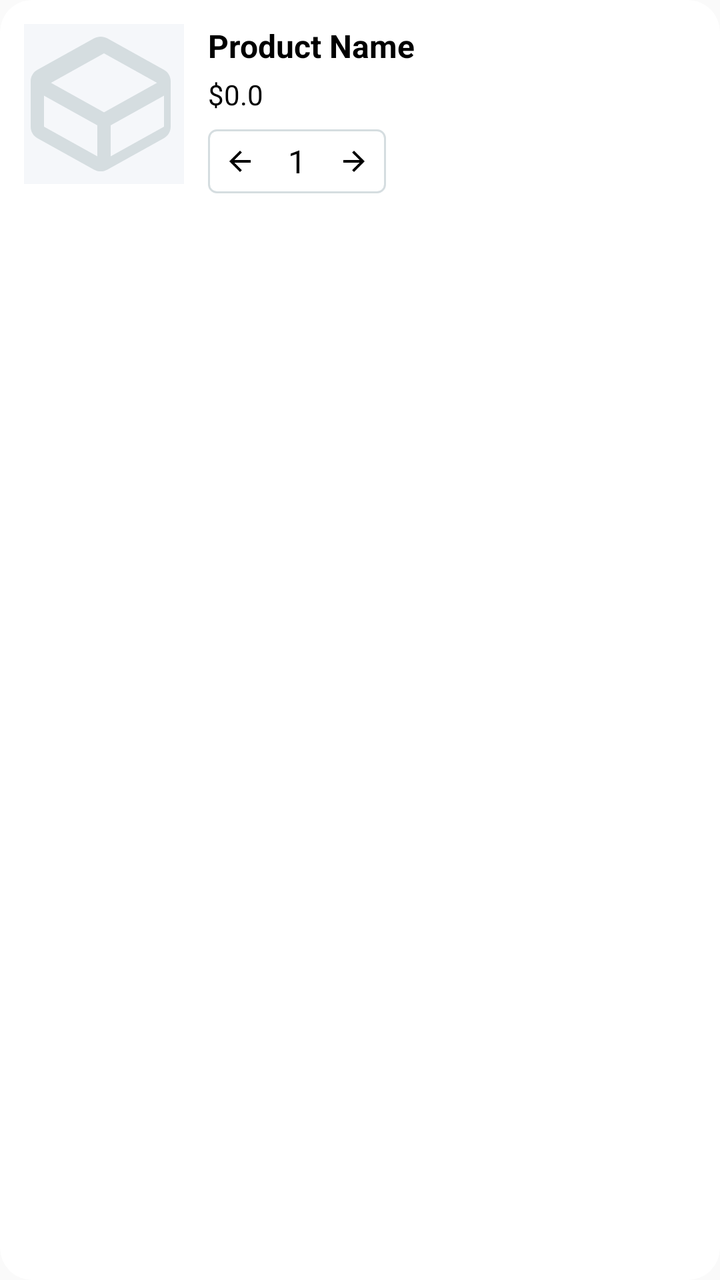
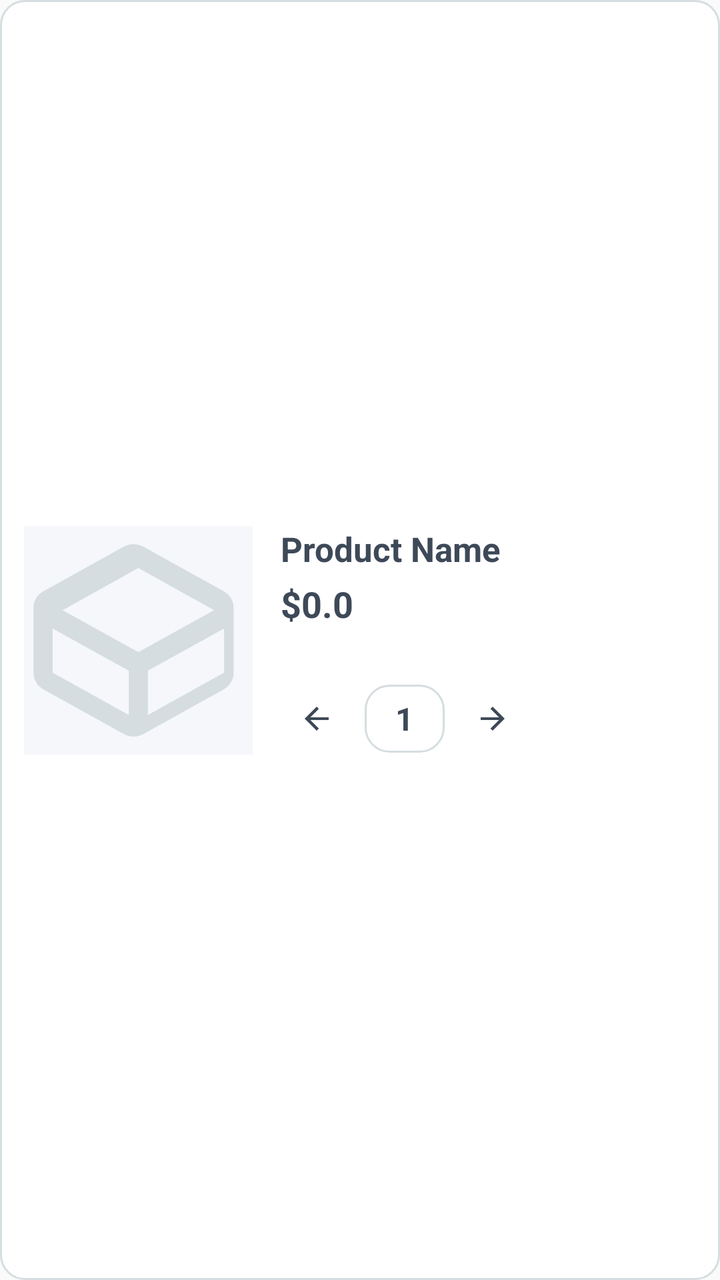

Before-and-after screenshots of an Android layout around one commit, followed by the original layout XML and the change that was made.
<!-- AndroidManifest.xml: application theme Theme.NT118R12 -->
<!-- res/layout/item_cart.xml -->
<?xml version="1.0" encoding="utf-8"?>
<androidx.cardview.widget.CardView xmlns:android="http://schemas.android.com/apk/res/android"
    xmlns:app="http://schemas.android.com/apk/res-auto"
    android:layout_width="match_parent"
    android:layout_height="wrap_content"
    android:layout_margin="8dp"
    app:cardElevation="0dp"
    app:cardCornerRadius="16dp"
    android:background="@drawable/bg_card">

    <LinearLayout
        android:layout_width="match_parent"
        android:layout_height="wrap_content"
        android:orientation="horizontal"
        android:padding="12dp">

        <ImageView
            android:id="@+id/ivProduct"
            android:layout_width="80dp"
            android:layout_height="80dp"
            android:scaleType="centerCrop"
            android:src="@drawable/placeholder_shoe" />

        <LinearLayout
            android:layout_width="0dp"
            android:layout_height="wrap_content"
            android:layout_weight="1"
            android:layout_marginStart="12dp"
            android:orientation="vertical">

            <TextView
                android:id="@+id/tvName"
                android:layout_width="wrap_content"
                android:layout_height="wrap_content"
                android:text="Product Name"
                android:textColor="@color/black"
                android:textSize="16sp"
                android:textStyle="bold" />

            <TextView
                android:id="@+id/tvPrice"
                android:layout_width="wrap_content"
                android:layout_height="wrap_content"
                android:layout_marginTop="4dp"
                android:text="$0.0"
                android:textColor="@color/black"
                android:textSize="14sp" />

            <LinearLayout
                android:layout_width="wrap_content"
                android:layout_height="wrap_content"
                android:layout_marginTop="8dp"
                android:background="@drawable/bg_quantity_selector"
                android:orientation="horizontal"
                android:gravity="center_vertical">

                <ImageView
                    android:id="@+id/ivMinus"
                    android:layout_width="32dp"
                    android:layout_height="32dp"
                    android:padding="8dp"
                    android:src="@drawable/ic_back"
                    app:tint="@color/black" />

                <TextView
                    android:id="@+id/tvQuantity"
                    android:layout_width="wrap_content"
                    android:layout_height="wrap_content"
                    android:text="1"
                    android:textSize="16sp"
                    android:textColor="@color/black"
                    android:layout_marginHorizontal="8dp" />

                <ImageView
                    android:id="@+id/ivPlus"
                    android:layout_width="32dp"
                    android:layout_height="32dp"
                    android:padding="8dp"
                    android:src="@drawable/ic_back"
                    android:rotation="180"
                    app:tint="@color/black" />
            </LinearLayout>
        </LinearLayout>
    </LinearLayout>
</androidx.cardview.widget.CardView>
<!-- resources referenced by this layout -->
<resources>
  <color name="black">#FF000000</color>
  <!-- drawable bg_card (drawable) -->
  <?xml version="1.0" encoding="utf-8"?>
  <shape xmlns:android="http://schemas.android.com/apk/res/android">
      <solid android:color="@color/white" />
      <corners android:radius="12dp" />
      <stroke android:width="1dp" android:color="@color/border" />
  </shape>
  <!-- drawable bg_quantity_selector (drawable) -->
  <?xml version="1.0" encoding="utf-8"?>
  <shape xmlns:android="http://schemas.android.com/apk/res/android">
      <solid android:color="@color/white" />
      <corners android:radius="4dp" />
      <stroke android:width="1dp" android:color="@color/border" />
  </shape>
  <!-- drawable ic_back (drawable) -->
  <?xml version="1.0" encoding="utf-8"?>
  <vector xmlns:android="http://schemas.android.com/apk/res/android"
      android:width="24dp"
      android:height="24dp"
      android:viewportWidth="24"
      android:viewportHeight="24">
      <path
          android:fillColor="#FF000000"
          android:pathData="M20,11H7.83l5.59,-5.59L12,4l-8,8 8,8 1.41,-1.41L7.83,13H20v-2z" />
  </vector>
  <!-- drawable placeholder_shoe (drawable) -->
  <?xml version="1.0" encoding="utf-8"?>
  <vector xmlns:android="http://schemas.android.com/apk/res/android"
      android:width="24dp"
      android:height="24dp"
      android:viewportWidth="24"
      android:viewportHeight="24">
      <path
          android:fillColor="@color/bg_gray_light"
          android:pathData="M0,0h24v24H0z" />
      <path
          android:fillColor="@color/text_secondary"
          android:pathData="M12.5,2.16l8.5,4.72C21.61,7.22 22,7.88 22,8.6v6.8c0,0.72 -0.39,1.38 -1,1.72l-8.5,4.72c-0.61,0.34 -1.39,0.34 -2,0l-8.5,-4.72C1.39,16.78 1,16.12 1,15.4V8.6c0,-0.72 0.39,-1.38 1,-1.72l8.5,-4.72c0.61,-0.34 1.39,-0.34 2,0z M12,4.41L4.05,8.83l7.95,4.41 7.95,-4.41L12,4.41zM3,10.75v4.65l8,4.44v-4.65L3,10.75z M13,19.84l8,-4.44v-4.65l-8,4.44V19.84z" />
  </vector>
  <style name="Theme.NT118R12" parent="Theme.MaterialComponents.Light.NoActionBar.Bridge" />
  <color name="white">#FFFFFFFF</color>
  <color name="border">#D5DDE0</color>
  <color name="bg_gray_light">#F5F7FA</color>
  <color name="text_secondary">#D5DDE0</color>
</resources>

<!-- the commit's change to res/layout/item_cart.xml (unified diff, before → after) -->
@@ -1,85 +1,106 @@
 <?xml version="1.0" encoding="utf-8"?>
-<androidx.cardview.widget.CardView xmlns:android="http://schemas.android.com/apk/res/android"
+<androidx.constraintlayout.widget.ConstraintLayout xmlns:android="http://schemas.android.com/apk/res/android"
     xmlns:app="http://schemas.android.com/apk/res-auto"
     android:layout_width="match_parent"
     android:layout_height="wrap_content"
-    android:layout_margin="8dp"
-    app:cardElevation="0dp"
-    app:cardCornerRadius="16dp"
-    android:background="@drawable/bg_card">
+    android:layout_marginStart="16dp"
+    android:layout_marginTop="6dp"
+    android:layout_marginEnd="16dp"
+    android:layout_marginBottom="6dp"
+    android:background="@drawable/bg_card"
+    android:padding="12dp">
+
+    <androidx.constraintlayout.widget.Guideline
+        android:id="@+id/guide_image"
+        android:layout_width="wrap_content"
+        android:layout_height="wrap_content"
+        android:orientation="vertical"
+        app:layout_constraintGuide_percent="0.34" />
+
+    <ImageView
+        android:id="@+id/ivProduct"
+        android:layout_width="0dp"
+        android:layout_height="0dp"
+        android:background="@color/bg_gray_light"
+        android:contentDescription="Sản phẩm"
+        android:scaleType="centerCrop"
+        android:src="@drawable/placeholder_shoe"
+        app:layout_constraintBottom_toBottomOf="parent"
+        app:layout_constraintDimensionRatio="1:1"
+        app:layout_constraintEnd_toStartOf="@id/guide_image"
+        app:layout_constraintStart_toStartOf="parent"
+        app:layout_constraintTop_toTopOf="parent" />
+
+    <TextView
+        android:id="@+id/tvName"
+        android:layout_width="0dp"
+        android:layout_height="wrap_content"
+        android:layout_marginStart="14dp"
+        android:ellipsize="end"
+        android:maxLines="2"
+        android:text="Product Name"
+        android:textColor="@color/text_primary"
+        android:textSize="17sp"
+        android:textStyle="bold"
+        app:layout_constraintEnd_toEndOf="parent"
+        app:layout_constraintStart_toEndOf="@id/guide_image"
+        app:layout_constraintTop_toTopOf="@id/ivProduct" />
+
+    <TextView
+        android:id="@+id/tvPrice"
+        android:layout_width="0dp"
+        android:layout_height="wrap_content"
+        android:layout_marginStart="14dp"
+        android:layout_marginTop="4dp"
+        android:text="$0.0"
+        android:textColor="@color/text_primary"
+        android:textSize="18sp"
+        android:textStyle="bold"
+        app:layout_constraintEnd_toEndOf="parent"
+        app:layout_constraintStart_toEndOf="@id/guide_image"
+        app:layout_constraintTop_toBottomOf="@id/tvName" />
 
     <LinearLayout
-        android:layout_width="match_parent"
+        android:layout_width="wrap_content"
         android:layout_height="wrap_content"
+        android:layout_marginStart="14dp"
+        android:gravity="center_vertical"
         android:orientation="horizontal"
-        android:padding="12dp">
+        app:layout_constraintBottom_toBottomOf="@id/ivProduct"
+        app:layout_constraintStart_toEndOf="@id/guide_image">
 
         <ImageView
-            android:id="@+id/ivProduct"
-            android:layout_width="80dp"
-            android:layout_height="80dp"
-            android:scaleType="centerCrop"
-            android:src="@drawable/placeholder_shoe" />
+            android:id="@+id/ivMinus"
+            android:layout_width="36dp"
+            android:layout_height="36dp"
+            android:background="?attr/selectableItemBackgroundBorderless"
+            android:contentDescription="Giảm số lượng"
+            android:padding="9dp"
+            android:src="@drawable/ic_back"
+            app:tint="@color/text_primary" />
 
-        <LinearLayout
-            android:layout_width="0dp"
-            android:layout_height="wrap_content"
-            android:layout_weight="1"
-            android:layout_marginStart="12dp"
-            android:orientation="vertical">
+        <TextView
+            android:id="@+id/tvQuantity"
+            android:layout_width="40dp"
+            android:layout_height="34dp"
+            android:layout_marginHorizontal="6dp"
+            android:background="@drawable/bg_card"
+            android:gravity="center"
+            android:text="1"
+            android:textColor="@color/text_primary"
+            android:textSize="16sp"
+            android:textStyle="bold" />
 
-            <TextView
-                android:id="@+id/tvName"
-                android:layout_width="wrap_content"
-                android:layout_height="wrap_content"
-                android:text="Product Name"
-                android:textColor="@color/black"
-                android:textSize="16sp"
-                android:textStyle="bold" />
+        <ImageView
+            android:id="@+id/ivPlus"
+            android:layout_width="36dp"
+            android:layout_height="36dp"
+            android:background="?attr/selectableItemBackgroundBorderless"
+            android:contentDescription="Tăng số lượng"
+            android:padding="9dp"
+            android:rotation="180"
+            android:src="@drawable/ic_back"
+            app:tint="@color/text_primary" />
+    </LinearLayout>
 
-            <TextView
-                android:id="@+id/tvPrice"
-                android:layout_width="wrap_content"
-                android:layout_height="wrap_content"
-                android:layout_marginTop="4dp"
-                android:text="$0.0"
-                android:textColor="@color/black"
-                android:textSize="14sp" />
-
-            <LinearLayout
-                android:layout_width="wrap_content"
-                android:layout_height="wrap_content"
-                android:layout_marginTop="8dp"
-                android:background="@drawable/bg_quantity_selector"
-                android:orientation="horizontal"
-                android:gravity="center_vertical">
-
-                <ImageView
-                    android:id="@+id/ivMinus"
-                    android:layout_width="32dp"
-                    android:layout_height="32dp"
-                    android:padding="8dp"
-                    android:src="@drawable/ic_back"
-                    app:tint="@color/black" />
-
-                <TextView
-                    android:id="@+id/tvQuantity"
-                    android:layout_width="wrap_content"
-                    android:layout_height="wrap_content"
-                    android:text="1"
-                    android:textSize="16sp"
-                    android:textColor="@color/black"
-                    android:layout_marginHorizontal="8dp" />
-
-                <ImageView
-                    android:id="@+id/ivPlus"
-                    android:layout_width="32dp"
-                    android:layout_height="32dp"
-                    android:padding="8dp"
-                    android:src="@drawable/ic_back"
-                    android:rotation="180"
-                    app:tint="@color/black" />
-            </LinearLayout>
-        </LinearLayout>
-    </LinearLayout>
-</androidx.cardview.widget.CardView>
+</androidx.constraintlayout.widget.ConstraintLayout>
<!-- resource entries referenced after the edit -->
@@ -1,18 +1,10 @@
 <!-- resources referenced by this layout -->
 <resources>
-  <color name="black">#FF000000</color>
   <!-- drawable bg_card (drawable) -->
   <?xml version="1.0" encoding="utf-8"?>
   <shape xmlns:android="http://schemas.android.com/apk/res/android">
       <solid android:color="@color/white" />
       <corners android:radius="12dp" />
-      <stroke android:width="1dp" android:color="@color/border" />
-  </shape>
-  <!-- drawable bg_quantity_selector (drawable) -->
-  <?xml version="1.0" encoding="utf-8"?>
-  <shape xmlns:android="http://schemas.android.com/apk/res/android">
-      <solid android:color="@color/white" />
-      <corners android:radius="4dp" />
       <stroke android:width="1dp" android:color="@color/border" />
   </shape>
   <!-- drawable ic_back (drawable) -->
@@ -44,6 +36,7 @@
   <color name="white">#FFFFFFFF</color>
   <color name="border">#D5DDE0</color>
   <color name="bg_gray_light">#F5F7FA</color>
+  <color name="text_primary">#3E4958</color>
   <color name="text_secondary">#D5DDE0</color>
 </resources>
 
